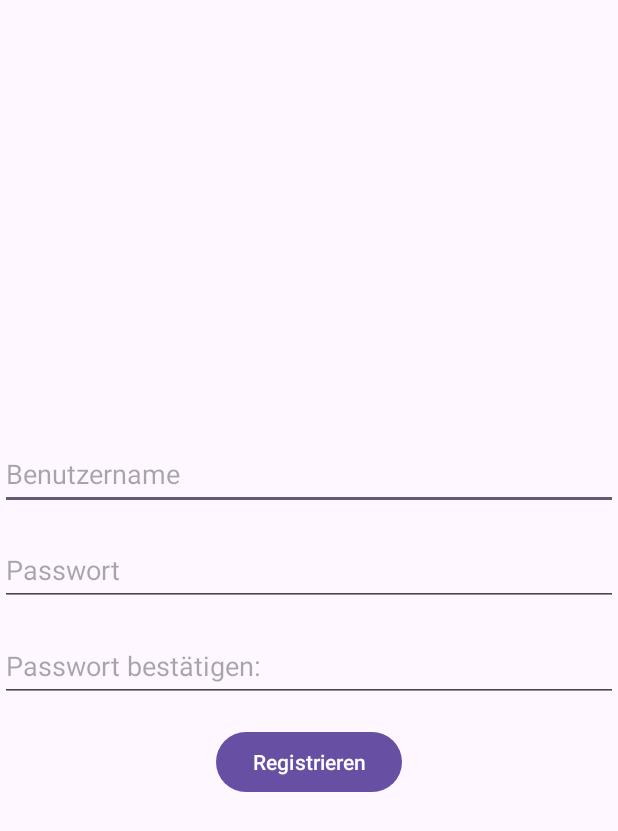
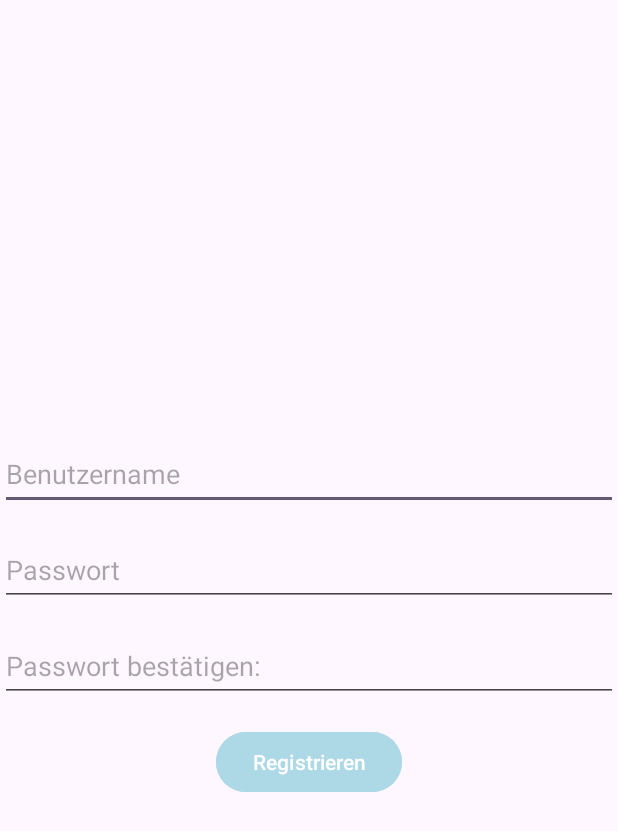
Before and after one commit to SpookyDE/SipScore5, an Android app: the RegistrationActivity screen opened directly, with no data from a screen before it, on a phone screen of 412 x 824 dp. Shown: the top 831 px of the screen. Run offline under Robolectric (Android 15) with nearby library versions, the light colour scheme and no system bars.

Commit message:
some little color changes

```diff
--- a/app/src/main/res/layout/activity_login.xml
+++ b/app/src/main/res/layout/activity_login.xml
@@ -28,6 +28,7 @@
         android:id="@+id/loginButton"
         android:layout_width="wrap_content"
         android:layout_height="wrap_content"
+        android:backgroundTint="@color/light_blue"
         android:text="@string/login"
         android:layout_marginTop="16dp" />
 
--- a/app/src/main/res/layout/activity_registration.xml
+++ b/app/src/main/res/layout/activity_registration.xml
@@ -43,6 +43,7 @@
         android:id="@+id/registerButton"
         android:layout_width="wrap_content"
         android:layout_height="wrap_content"
+        android:backgroundTint="@color/light_blue"
         android:text="@string/register"
         android:layout_marginTop="16dp" />
 
--- a/app/src/main/res/values/colors.xml
+++ b/app/src/main/res/values/colors.xml
@@ -2,4 +2,5 @@
 <resources>
     <color name="black">#FF000000</color>
     <color name="white">#FFFFFFFF</color>
+    <color name="light_blue">#ADD8E6</color>
 </resources>
```
Also changed, not shown: app/src/main/res/layout/activity_main.xml (+11 -0 lines).
